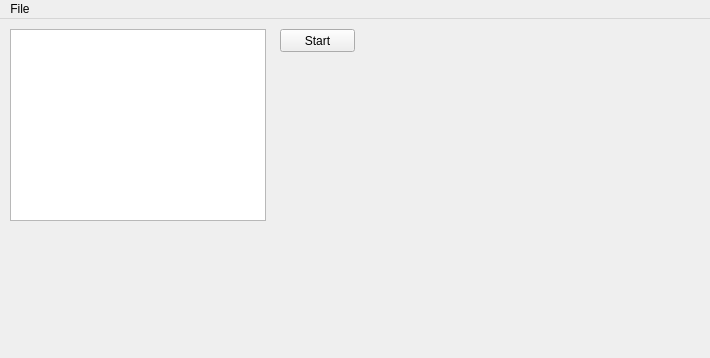
JisungKim94/PyQt, file PyQt/TorqueRippleAnalyzer.ui: the form before one commit.
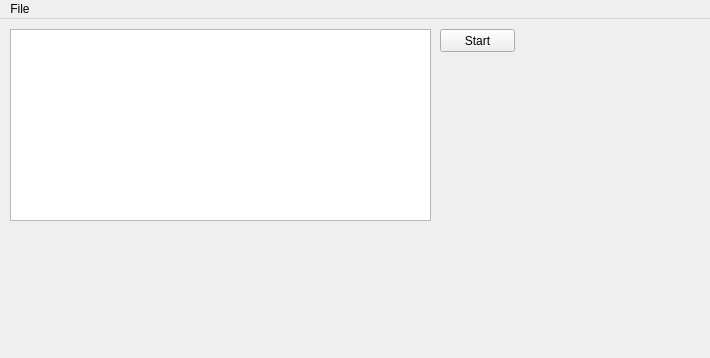
The form after the commit.

```diff
--- a/PyQt/TorqueRippleAnalyzer.ui
+++ b/PyQt/TorqueRippleAnalyzer.ui
@@ -20,7 +20,7 @@
     </property>
     <property name="geometry">
      <rect>
-      <x>280</x>
+      <x>440</x>
       <y>10</y>
       <width>75</width>
       <height>23</height>
@@ -38,7 +38,7 @@
      <rect>
       <x>10</x>
       <y>10</y>
-      <width>256</width>
+      <width>421</width>
       <height>192</height>
      </rect>
     </property>
```
